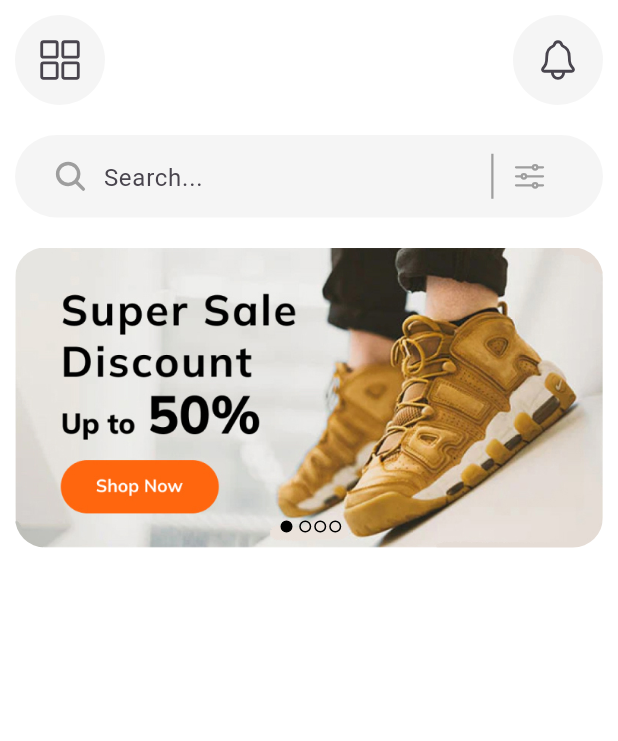
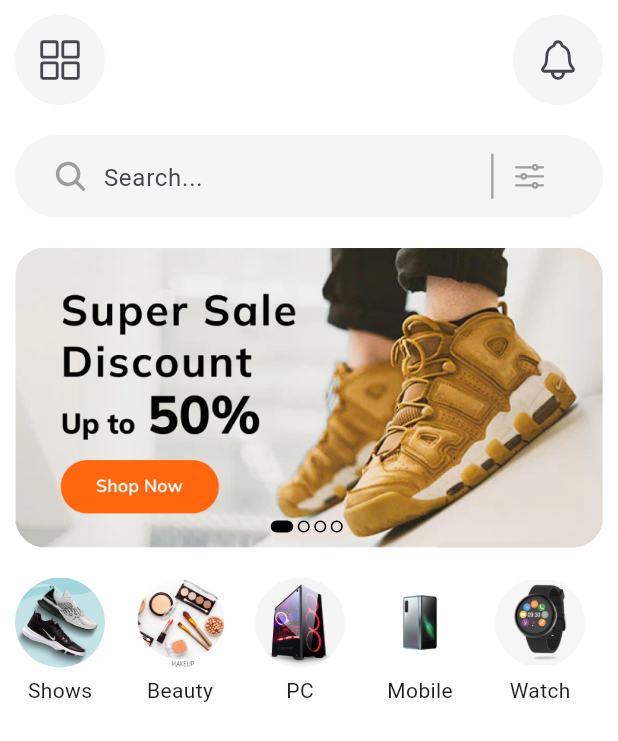
Before and after one commit to tanjilalom/Ecommerce-Mobile-App, a Flutter app: the screen it shows after launch, on a phone screen of 412 x 824 dp. Shown: the top 741 px of the screen. Run offline on Flutter 3.47's test engine with Material 3 defaults, Android fonts, the phone set to English and light mode, and no system bars; our stand-ins replace ionicons.

Commit message:
UI update

```diff
--- /dev/null
+++ b/lib/models/category.dart
@@ -0,0 +1,16 @@
+class Category {
+  final String title;
+  final String image;
+
+  Category({required this.title, required this.image});
+}
+
+final List<Category> categories = [
+
+  Category(title: 'Shows', image: 'assets/images/shoes.jpg'),
+  Category(title: 'Beauty', image: 'assets/images/beauty.png'),
+  Category(title: 'PC', image: 'assets/images/pc.jpg'),
+  Category(title: 'Mobile', image: 'assets/images/mobile.jpg'),
+  Category(title: 'Watch', image: 'assets/images/watch.png'),
+
+];
--- a/lib/screens/home_screen.dart
+++ b/lib/screens/home_screen.dart
@@ -1,9 +1,10 @@
-import 'package:ecommerce_mobile_app/main.dart';
+import 'package:ecommerce_mobile_app/models/category.dart';
 import 'package:ecommerce_mobile_app/widgets/home_appbar.dart';
+import 'package:ecommerce_mobile_app/widgets/home_slider.dart';
 import 'package:ecommerce_mobile_app/widgets/search_field.dart';
 import 'package:flutter/material.dart';
 import 'package:ecommerce_mobile_app/constants.dart';
-import 'package:ionicons/ionicons.dart';
+
 
 class HomeScreen extends StatefulWidget {
   const HomeScreen({super.key});
@@ -13,76 +14,60 @@ class HomeScreen extends StatefulWidget {
 }
 
 class _HomeScreenState extends State<HomeScreen> {
+  int currentSlide = 0;
+
   @override
   Widget build(BuildContext context) {
-    int currentSlide = 0;
-
     return Scaffold(
       backgroundColor: kscaffoldColor,
       body: SafeArea(
         child: Padding(
-          padding: EdgeInsets.all(10.0),
-          child:
-              Column(crossAxisAlignment: CrossAxisAlignment.start, children: [
-            HomeAppbar(),
-            SizedBox(
-              height: 20,
-            ),
-            SearchField(),
-            SizedBox(
-              height: 20,
-            ),
-            Stack(children: [
-              SizedBox(
-                height: 200,
-                width: double.infinity,
-                child: PageView.builder(
-                    onPageChanged: (value) {
+          padding: const EdgeInsets.all(10.0),
+          child: Column(
+            crossAxisAlignment: CrossAxisAlignment.start,
+            children: [
+              const HomeAppbar(),
+              const SizedBox(height: 20),
+              const SearchField(),
+              const SizedBox(height: 20),
+              HomeSlider(
+                onChanged: (value) {
                   setState(() {
                     currentSlide = value;
                   });
                 },
-                    itemCount: 4,
+                currentSlide: currentSlide,
+              ),
+              const SizedBox(height: 20),
+              SizedBox(
+                height: 90,
+                child: ListView.separated(
+                    scrollDirection: Axis.horizontal,
                     itemBuilder: (context, index) {
-                      return Container(
-                        height: 200,
-                        width: double.infinity,
-                        decoration: BoxDecoration(
-                          borderRadius: BorderRadius.circular(20),
-                          image: const DecorationImage(
-                            fit: BoxFit.fill,
-                            image: AssetImage('assets/images/slider.jpg'),
-                          ),
-                        ),
-                      );
-                    }),
-              ),
-              Positioned.fill(
-                bottom: 10,
-                child: Align(
-                  alignment: Alignment.bottomCenter,
-                  child: Row(
-                    mainAxisAlignment: MainAxisAlignment.center,
-                    children: List.generate(
-                      4,
-                      (index) => AnimatedContainer(
-                        duration: const Duration(milliseconds: 300),
-                        width: currentSlide == index ? 15 : 10,
-                        height: 8,
+                      return Column(
+                        children: [
+                          Container(
+                            height: 60,
+                            width: 60,
                             decoration: BoxDecoration(
                                 shape: BoxShape.circle,
-                          color: currentSlide == index
-                              ? Colors.black
-                              : Colors.transparent,
-                          border: Border.all(color: Colors.black),
+                                image: DecorationImage(
+                                  image: AssetImage(
+                                    categories[index].image,
                                   ),
+                                ),),
                           ),
+                          const SizedBox(height: 5),
+                          Text(categories[index].title),
+                        ],
+                      );
+                    },
+                    separatorBuilder: (context, index) =>
+                        const SizedBox(width: 20),
+                    itemCount: categories.length),
+              )
+            ],
           ),
-                  ),
-                ),
-              )
-            ])
-          ]),
         ),
       ),
     );
--- /dev/null
+++ b/lib/widgets/home_slider.dart
@@ -0,0 +1,65 @@
+import 'package:flutter/material.dart';
+
+class HomeSlider extends StatelessWidget {
+  const HomeSlider({
+    super.key,
+    required this.onChanged,
+    required this.currentSlide,
+  });
+
+  final Function(int) onChanged;
+  final int currentSlide;
+
+  @override
+  Widget build(BuildContext context) {
+    return Stack(
+      children: [
+        SizedBox(
+          height: 200,
+          width: double.infinity,
+          child: PageView.builder(
+              onPageChanged: onChanged,
+              itemCount: 4,
+              itemBuilder: (context, index) {
+                return Container(
+                  height: 200,
+                  width: double.infinity,
+                  decoration: BoxDecoration(
+                    borderRadius: BorderRadius.circular(20),
+                    image: const DecorationImage(
+                      fit: BoxFit.fill,
+                      image: AssetImage('assets/images/slider.jpg'),
+                    ),
+                  ),
+                );
+              }),
+        ),
+        Positioned.fill(
+          bottom: 10,
+          child: Align(
+            alignment: Alignment.bottomCenter,
+            child: Row(
+              mainAxisAlignment: MainAxisAlignment.center,
+              children: List.generate(
+                4,
+                (index) => AnimatedContainer(
+                  duration: const Duration(milliseconds: 300),
+                  width: currentSlide == index ? 15 : 8,
+                  height: 8,
+                  margin: const EdgeInsets.only(right: 3),
+                  decoration: BoxDecoration(
+                    borderRadius: BorderRadius.circular(10),
+                    color: currentSlide == index
+                        ? Colors.black
+                        : Colors.transparent,
+                    border: Border.all(color: Colors.black),
+                  ),
+                ),
+              ),
+            ),
+          ),
+        )
+      ],
+    );
+  }
+}
```
Lines whose indentation alone changed are shown as unchanged.
